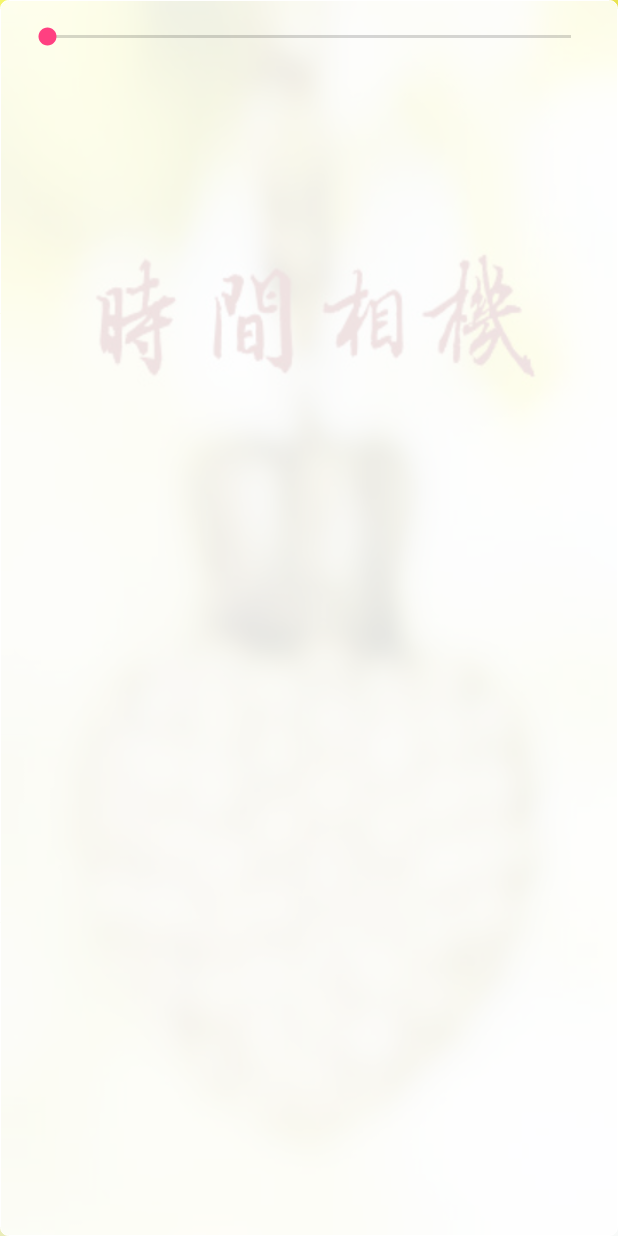
After one commit to rty813/TimeCamera, an Android app: the layout popupwindow_alpha.xml on its own in the app's theme, with its tools: preview values and no code run, on a phone screen of 412 x 824 dp. The commit adds this screen. Run offline under Robolectric (Android 15) with nearby library versions, the phone set to English and light mode, and no system bars.

Commit message:
修复了新增相册时重复拍照不刷新的bug 增加了设置遮罩透明度的popupwindow

```diff
--- a/app/src/main/java/pictureremind/rty813/xyz/TimeCamera/fragment/CameraFragment.java
+++ b/app/src/main/java/pictureremind/rty813/xyz/TimeCamera/fragment/CameraFragment.java
@@ -1213,4 +1213,8 @@ public class CameraFragment extends Fragment implements View.OnClickListener, Ac
         super.onDetach();
         mSucceed = null;
     }
+
+    public void setAlpha(float alpha){
+        simpleDraweeView.setAlpha(alpha);
+    }
 }
--- a/app/src/main/java/pictureremind/rty813/xyz/TimeCamera/fragment/NewAlbumFragment.java
+++ b/app/src/main/java/pictureremind/rty813/xyz/TimeCamera/fragment/NewAlbumFragment.java
@@ -181,9 +181,9 @@ public class NewAlbumFragment extends Fragment implements View.OnClickListener {
         ((Spinner)view.findViewById(R.id.spinner_cyc)).setOnItemSelectedListener(new AdapterView.OnItemSelectedListener() {
             @Override
             public void onItemSelected(AdapterView<?> adapterView, View view, int i, long l) {
-                tv_picktime.setText("");
                 String[] cycs = getResources().getStringArray(R.array.cyc);
                 str_cyc = cycs[i];
+                tv_picktime.setText("");
                 if (str_cyc.equals("不设置")){
                     ll_choosetime.setVisibility(View.GONE);
                 }
--- a/app/src/main/res/anim/fm_camera_enter.xml
+++ b/app/src/main/res/anim/fm_camera_enter.xml
@@ -4,6 +4,6 @@
     android:interpolator="@android:anim/decelerate_interpolator"
     android:duration="300" >
     <translate
-        android:fromXDelta="100%p" android:toXDelta="-1%p"
+        android:fromXDelta="100%p" android:toXDelta="0%p"
         android:fromYDelta="0%p" android:toYDelta="0%p" />
 </set>
--- /dev/null
+++ b/app/src/main/res/anim/popupwindow_dismiss.xml
@@ -0,0 +1,4 @@
+<?xml version="1.0" encoding="utf-8"?>
+<set xmlns:android="http://schemas.android.com/apk/res/android">
+    <alpha android:fromAlpha="1.0" android:toAlpha="0.0" android:duration="200" android:interpolator="@android:anim/accelerate_interpolator" />
+</set>
--- /dev/null
+++ b/app/src/main/res/anim/popupwindow_show.xml
@@ -0,0 +1,4 @@
+<?xml version="1.0" encoding="utf-8"?>
+<set xmlns:android="http://schemas.android.com/apk/res/android">
+    <alpha android:fromAlpha="0.0" android:toAlpha="1.0" android:duration="200" android:interpolator="@android:anim/accelerate_interpolator" />
+</set>
--- /dev/null
+++ b/app/src/main/res/layout/popupwindow_alpha.xml
@@ -0,0 +1,13 @@
+<?xml version="1.0" encoding="utf-8"?>
+<FrameLayout
+    xmlns:android="http://schemas.android.com/apk/res/android" android:layout_width="match_parent"
+    android:layout_height="match_parent"
+    android:background="@drawable/bg_alpha">
+
+    <SeekBar
+        android:id="@+id/seekbar"
+        android:layout_width="match_parent"
+        android:layout_height="wrap_content"
+        android:layout_margin="15dp"
+        android:max="100" />
+</FrameLayout>
--- a/app/src/main/res/values/styles.xml
+++ b/app/src/main/res/values/styles.xml
@@ -9,5 +9,8 @@
         <item name="android:windowBackground">@drawable/bg</item>
         <!--<item name="android:background">@drawable/bg</item>-->
     </style>
-
+    <style name="dismiss_anim">
+        <item name="android:windowExitAnimation">@anim/popupwindow_dismiss</item>
+        <item name="android:windowEnterAnimation">@anim/popupwindow_show</item>
+    </style>
 </resources>
```
Also changed, not shown: app/src/main/java/pictureremind/rty813/xyz/TimeCamera/activity/MainActivity.java (+23 -11 lines), app/src/main/java/pictureremind/rty813/xyz/TimeCamera/fragment/BrowseFragment.java (+40 -1 lines), 491 other files.
